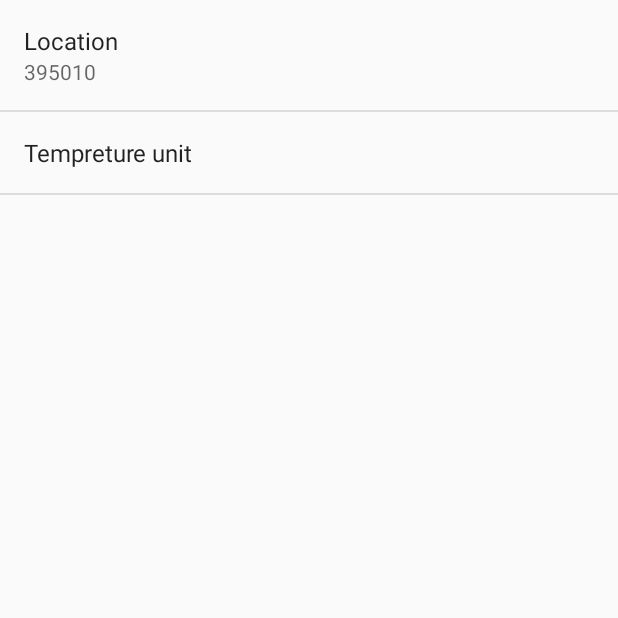
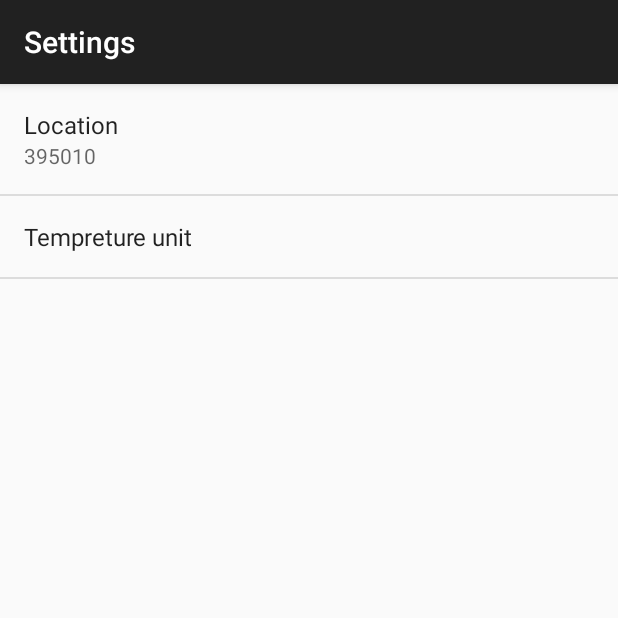
Before and after one commit to muraliprajapati/Weathr, an Android app: the SettingsActivity screen opened directly, with no data from a screen before it, on a phone screen of 412 x 824 dp, the top half of it. Run offline under Robolectric (Android 15) with nearby library versions, the phone set to English and light mode, and no system bars.

Commit message:
Minor UI bug fixes

```diff
--- a/app/src/main/AndroidManifest.xml
+++ b/app/src/main/AndroidManifest.xml
@@ -10,8 +10,7 @@
         android:theme="@style/AppTheme" >
         <activity
             android:name=".MainActivity"
-            android:label="@string/app_name"
-            android:screenOrientation="portrait">
+            android:label="@string/app_name">
             <intent-filter>
                 <action android:name="android.intent.action.MAIN" />
 
--- a/app/src/main/res/layout/activity_main.xml
+++ b/app/src/main/res/layout/activity_main.xml
@@ -9,13 +9,15 @@
         android:id="@+id/today_forecast_fragment"
         android:name="com.example.murali.weathr.TodayForecastFragment"
         android:layout_width="match_parent"
-        android:layout_height="348dp"
+        android:layout_height="0dp"
+        android:layout_weight="1.8"
         tools:layout="@layout/today_forecast_layout" />
 
     <fragment
         android:id="@+id/future_forecast_fragment"
         android:name="com.example.murali.weathr.ForecastListFragment"
         android:layout_width="match_parent"
-        android:layout_height="216dp"
+        android:layout_height="0dp"
+        android:layout_weight="1"
         tools:layout="@layout/fragment_forecast_list" />
 </LinearLayout>
--- a/app/src/main/res/values/styles.xml
+++ b/app/src/main/res/values/styles.xml
@@ -1,7 +1,7 @@
 <resources>
 
     <!-- Base application theme. -->
-    <style name="AppTheme" parent="Theme.AppCompat.Light.NoActionBar">
+    <style name="AppTheme" parent="Theme.AppCompat.Light.DarkActionBar">
         <!-- Customize your theme here. -->
     </style>
 
```
Also changed, not shown: 1 other file.
